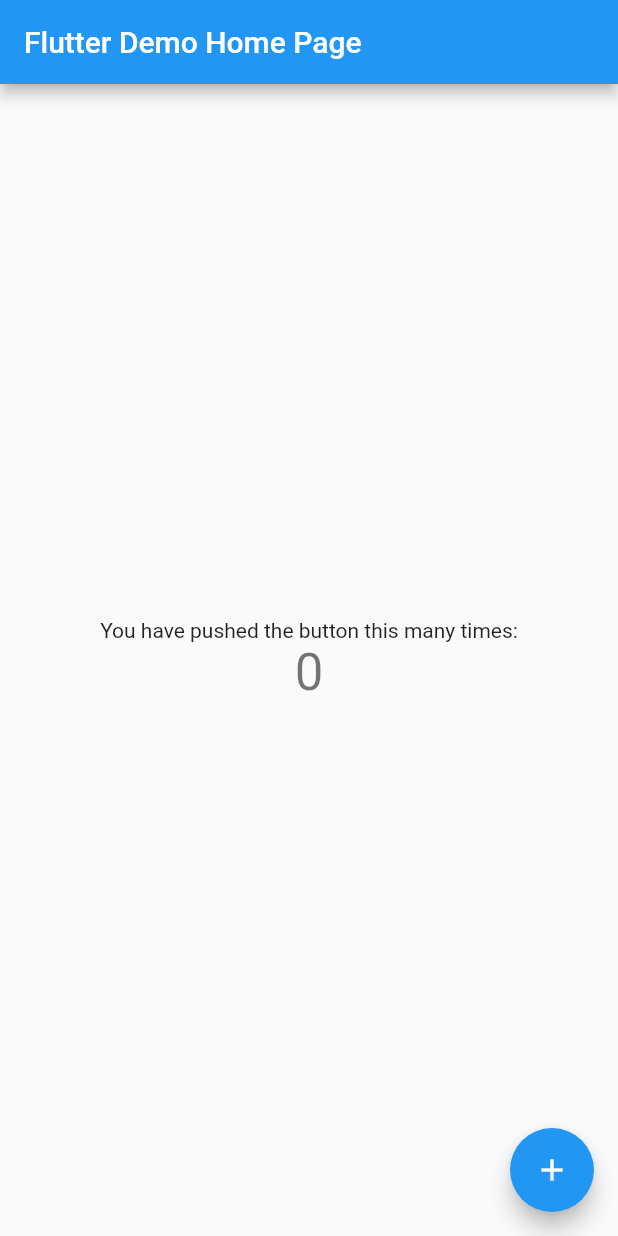
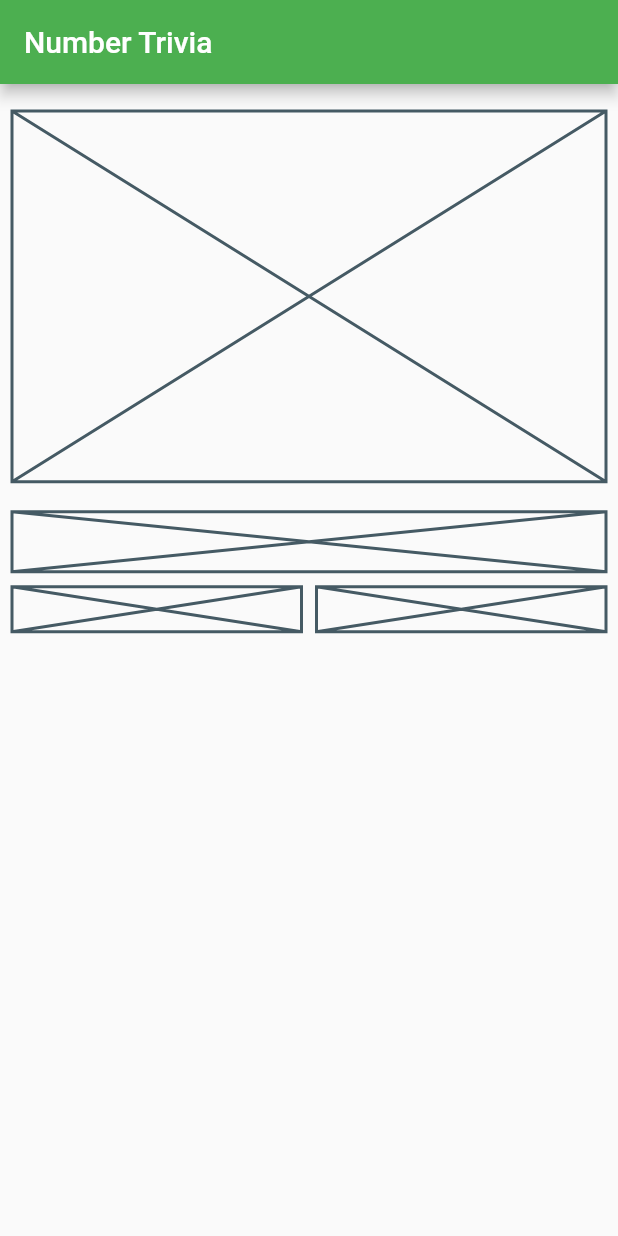
Before and after one commit to mudrek/flutter-clean-architecture, a Flutter app: the screen it shows after launch, on a phone screen of 412 x 824 dp. Run offline on Flutter 3.47's test engine with Material 2 defaults, Android fonts, the phone set to English and light mode, and no system bars; our stand-ins replace bloc, dartz, equatable, flutter_bloc, get_it, internet_connection_checker and 1 more.

Commit message:
iniciado presentation

```diff
--- /dev/null
+++ b/lib/features/number_trivia/presentation/pages/number_trivia_page.dart
@@ -0,0 +1,76 @@
+import 'package:flutter/material.dart';
+import 'package:flutter_bloc/flutter_bloc.dart';
+import 'package:flutter_clean_architecture/features/number_trivia/presentation/bloc/number_trivia_bloc.dart';
+
+import '../../../../injection_container.dart';
+
+class NumberTriviaPage extends StatelessWidget {
+  const NumberTriviaPage({Key? key}) : super(key: key);
+
+  @override
+  Widget build(BuildContext context) {
+    return Scaffold(
+      appBar: AppBar(
+        title: Text('Number Trivia'),
+      ),
+      body: _body(context),
+    );
+  }
+
+  BlocProvider<NumberTriviaBloc> _body(BuildContext context) {
+    return BlocProvider(
+      lazy: false,
+      create: (_) => sl<NumberTriviaBloc>(),
+      child: Center(
+        child: Padding(
+          padding: const EdgeInsets.all(8.0),
+          child: Column(
+            children: [
+              SizedBox(
+                height: 10,
+              ),
+              _test(),
+              SizedBox(
+                height: 20,
+              ),
+              Column(
+                children: [
+                  Placeholder(
+                    fallbackHeight: 40,
+                  ),
+                  SizedBox(
+                    height: 10,
+                  ),
+                  Row(
+                    children: [
+                      Expanded(
+                        child: Placeholder(fallbackHeight: 30),
+                      ),
+                      SizedBox(
+                        width: 10,
+                      ),
+                      Expanded(
+                        child: Placeholder(fallbackHeight: 30),
+                      ),
+                    ],
+                  )
+                ],
+              )
+            ],
+          ),
+        ),
+      ),
+    );
+  }
+
+  _test() {
+    return BlocBuilder<NumberTriviaBloc, NumberTriviaState>(
+      builder: (context, state) {
+        return Container(
+          height: MediaQuery.of(context).size.height * 0.3,
+          child: Placeholder(),
+        );
+      },
+    );
+  }
+}
--- a/lib/injection_container.dart
+++ b/lib/injection_container.dart
@@ -15,7 +15,7 @@ import 'package:http/http.dart' as http;
 
 final sl = GetIt.instance;
 
-init() {
+init() async {
   //! Features
   // Bloc
   sl.registerFactory(
@@ -60,8 +60,8 @@ init() {
   );
 
   //! External
-  sl.registerLazySingletonAsync(
-      () async => await SharedPreferences.getInstance());
+  sl.registerLazySingletonAsync<SharedPreferences>(() => SharedPreferences.getInstance());
+
   sl.registerLazySingleton(() => http.Client());
   sl.registerLazySingleton(() => InternetConnectionChecker());
 }
--- a/lib/main.dart
+++ b/lib/main.dart
@@ -1,115 +1,23 @@
 import 'package:flutter/material.dart';
+import 'package:flutter_clean_architecture/features/number_trivia/presentation/pages/number_trivia_page.dart';
 import 'injection_container.dart' as di;
 
-void main() async {
+Future<void> main() async {
+  WidgetsFlutterBinding.ensureInitialized();
+
   await di.init();
   runApp(MyApp());
 }
 
 class MyApp extends StatelessWidget {
-  // This widget is the root of your application.
   @override
   Widget build(BuildContext context) {
     return MaterialApp(
-      title: 'Flutter Demo',
+      title: 'Number Trivia',
       theme: ThemeData(
-        // This is the theme of your application.
-        //
-        // Try running your application with "flutter run". You'll see the
-        // application has a blue toolbar. Then, without quitting the app, try
-        // changing the primarySwatch below to Colors.green and then invoke
-        // "hot reload" (press "r" in the console where you ran "flutter run",
-        // or simply save your changes to "hot reload" in a Flutter IDE).
-        // Notice that the counter didn't reset back to zero; the application
-        // is not restarted.
-        primarySwatch: Colors.blue,
+        primarySwatch: Colors.green,
       ),
-      home: MyHomePage(title: 'Flutter Demo Home Page'),
+      home: NumberTriviaPage(),
     );
   }
 }
-
-class MyHomePage extends StatefulWidget {
-  MyHomePage({Key? key, required this.title}) : super(key: key);
-
-  // This widget is the home page of your application. It is stateful, meaning
-  // that it has a State object (defined below) that contains fields that affect
-  // how it looks.
-
-  // This class is the configuration for the state. It holds the values (in this
-  // case the title) provided by the parent (in this case the App widget) and
-  // used by the build method of the State. Fields in a Widget subclass are
-  // always marked "final".
-
-  final String title;
-
-  @override
-  _MyHomePageState createState() => _MyHomePageState();
-}
-
-class _MyHomePageState extends State<MyHomePage> {
-  int _counter = 0;
-
-  void _incrementCounter() {
-    setState(() {
-      // This call to setState tells the Flutter framework that something has
-      // changed in this State, which causes it to rerun the build method below
-      // so that the display can reflect the updated values. If we changed
-      // _counter without calling setState(), then the build method would not be
-      // called again, and so nothing would appear to happen.
-      _counter++;
-    });
-  }
-
-  @override
-  Widget build(BuildContext context) {
-    // This method is rerun every time setState is called, for instance as done
-    // by the _incrementCounter method above.
-    //
-    // The Flutter framework has been optimized to make rerunning build methods
-    // fast, so that you can just rebuild anything that needs updating rather
-    // than having to individually change instances of widgets.
-    return Scaffold(
-      appBar: AppBar(
-        // Here we take the value from the MyHomePage object that was created by
-        // the App.build method, and use it to set our appbar title.
-        title: Text(widget.title),
-      ),
-      body: Center(
-        // Center is a layout widget. It takes a single child and positions it
-        // in the middle of the parent.
-        child: Column(
-          // Column is also a layout widget. It takes a list of children and
-          // arranges them vertically. By default, it sizes itself to fit its
-          // children horizontally, and tries to be as tall as its parent.
-          //
-          // Invoke "debug painting" (press "p" in the console, choose the
-          // "Toggle Debug Paint" action from the Flutter Inspector in Android
-          // Studio, or the "Toggle Debug Paint" command in Visual Studio Code)
-          // to see the wireframe for each widget.
-          //
-          // Column has various properties to control how it sizes itself and
-          // how it positions its children. Here we use mainAxisAlignment to
-          // center the children vertically; the main axis here is the vertical
-          // axis because Columns are vertical (the cross axis would be
-          // horizontal).
-          mainAxisAlignment: MainAxisAlignment.center,
-          children: <Widget>[
-            Text(
-              'You have pushed the button this many times:',
-            ),
-            Text(
-              '$_counter',
-              style: Theme.of(context).textTheme.headline4,
-            ),
-          ],
-        ),
-      ),
-      floatingActionButton: FloatingActionButton(
-        onPressed: _incrementCounter,
-        tooltip: 'Increment',
-        child: Icon(Icons.add),
-      ), // This trailing comma makes auto-formatting nicer for build methods.
-    );
-  }
-}
--- a/pubspec.yaml
+++ b/pubspec.yaml
@@ -37,10 +37,12 @@ dependencies:
   http: ^0.13.3
   # Local cache
   shared_preferences: ^2.0.6
+  flutter_secure_storage: ^4.2.0
 
   # The following adds the Cupertino Icons font to your application.
   # Use with the CupertinoIcons class for iOS style icons.
   cupertino_icons: ^1.0.2
+  injectable:
 
 dev_dependencies:
   flutter_test:
```
Also changed, not shown: pubspec.lock, 3 other files.
